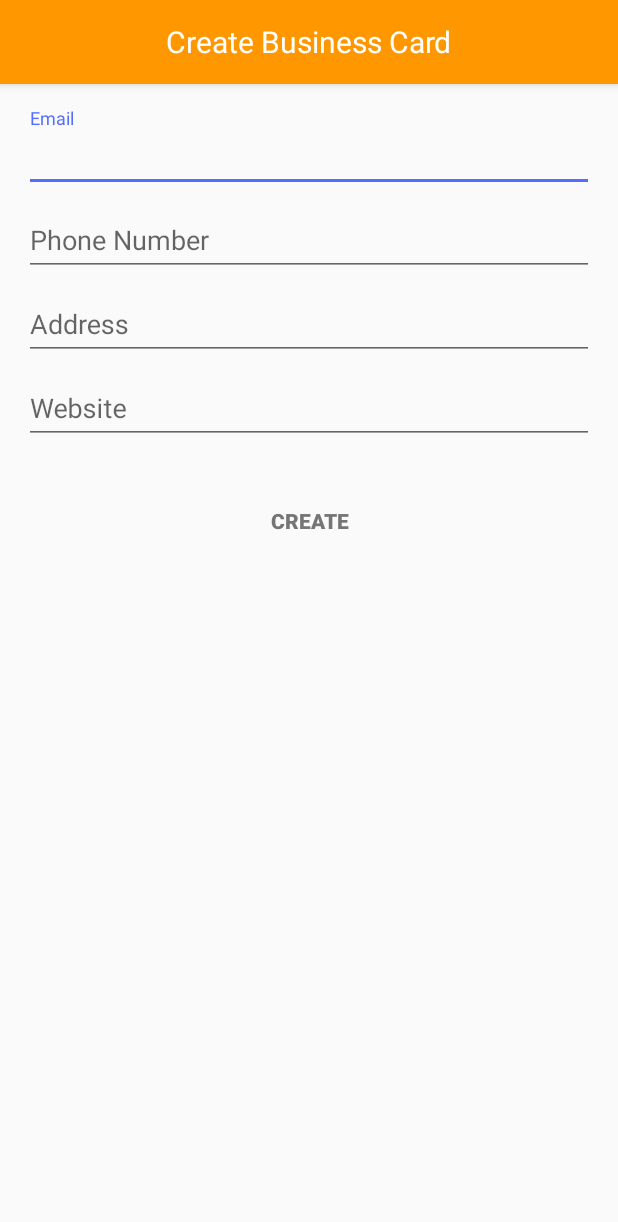
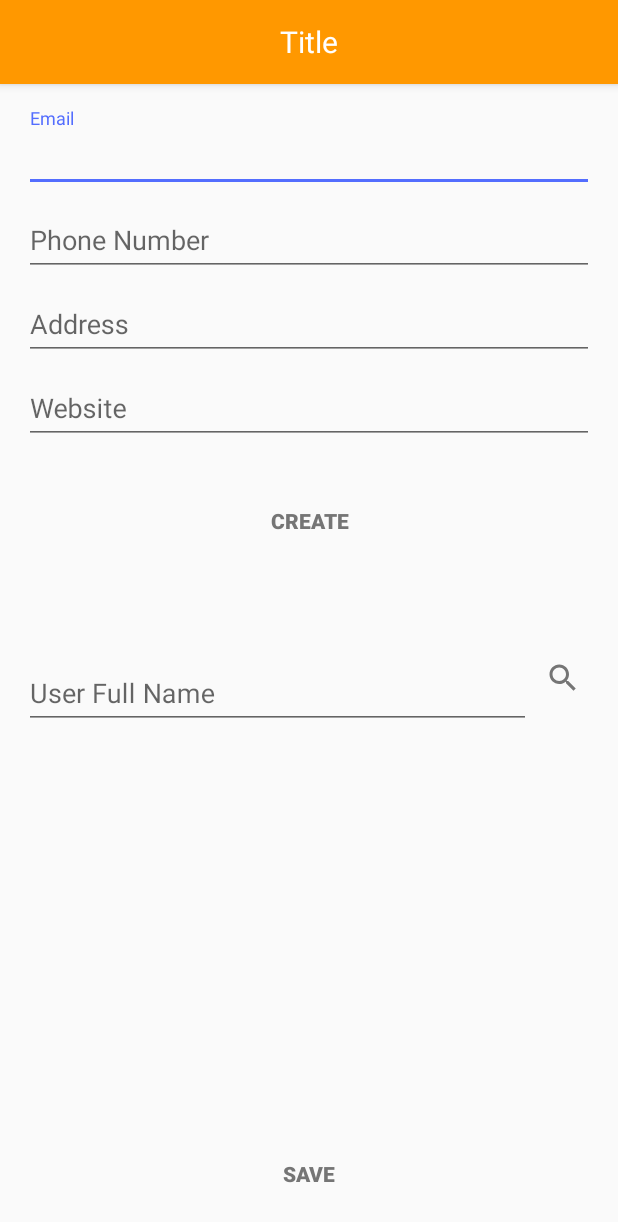
Before and after one commit to konstantinosraptis91/business-card-wallet, an Android app: the BusinessCardActivity screen opened directly, with no data from a screen before it, on a phone screen of 412 x 824 dp. Shown: the top 1222 px of the screen. Run offline under Robolectric (Android 15) with nearby library versions, the phone set to English and light mode, and no system bars; libraries missing offline, so code that uses them is left out: io.realm; 4 statements that could not run were skipped.

Commit message:
search business card by user name implemented

```diff
--- a/app/src/main/java/gr/bcw/business_card_wallet/adapter/BusinessCardAdapter.java
+++ b/app/src/main/java/gr/bcw/business_card_wallet/adapter/BusinessCardAdapter.java
@@ -38,7 +38,7 @@ public class BusinessCardAdapter extends ArrayAdapter<BusinessCard> {
     private Context context;
 
     public enum CardType {
-        MY_BUSINESS_CARD, ADDED_BUSINESS_CARD
+        MY_BUSINESS_CARD, ADDED_BUSINESS_CARD, SEARCH_BUSINESS_CARD
     }
 
     private final CardType type;
@@ -105,6 +105,8 @@ public class BusinessCardAdapter extends ArrayAdapter<BusinessCard> {
                         deleteEntryTask.execute(new WalletEntryWebServiceImpl());
                     }
                 });
+                break;
+            case SEARCH_BUSINESS_CARD:
                 break;
         }
 
--- a/app/src/main/java/gr/bcw/business_card_wallet/fragment/CreateBusinessCardFragment.java
+++ b/app/src/main/java/gr/bcw/business_card_wallet/fragment/CreateBusinessCardFragment.java
@@ -74,7 +74,7 @@ public class CreateBusinessCardFragment extends Fragment {
 
         // Change action button text
         Button createBtn = (Button) view.findViewById(R.id.button_action);
-        createBtn.setText(R.string.button_action_create_business_card);
+        createBtn.setText(R.string.button_action_create);
 
         createBtn.setOnClickListener(new View.OnClickListener() {
             @Override
--- a/app/src/main/java/gr/bcw/business_card_wallet/fragment/UpdateUserFragment.java
+++ b/app/src/main/java/gr/bcw/business_card_wallet/fragment/UpdateUserFragment.java
@@ -84,7 +84,7 @@ public class UpdateUserFragment extends Fragment {
 
         // Change action button text
         Button updateBtn = (Button) view.findViewById(R.id.button_action);
-        updateBtn.setText(R.string.button_action_update_user);
+        updateBtn.setText(R.string.button_action_save);
 
         updateBtn.setOnClickListener(new View.OnClickListener() {
             @Override
--- a/app/src/main/java/gr/bcw/business_card_wallet/webservice/BusinessCardWebService.java
+++ b/app/src/main/java/gr/bcw/business_card_wallet/webservice/BusinessCardWebService.java
@@ -19,6 +19,8 @@ public interface BusinessCardWebService extends WebService {
 
     List<BusinessCard> findByUserId(long id, String token) throws WebServiceException;
 
+    List<BusinessCard> findByUserName(String firstName, String lastName) throws WebServiceException;
+
     void deleteBusinessCardById(long id, String token) throws WebServiceException;
 
 }
--- a/app/src/main/res/layout/activity_business_card.xml
+++ b/app/src/main/res/layout/activity_business_card.xml
@@ -8,6 +8,13 @@
         android:id="@+id/create_business_card_fragment_1"
         class="gr.bcw.business_card_wallet.fragment.CreateBusinessCardFragment"
         android:layout_width="match_parent"
-        android:layout_height="wrap_content" />
+        android:layout_height="wrap_content"
+        />
+
+    <fragment
+        android:id="@+id/search_business_card_fragment_1"
+        class="gr.bcw.business_card_wallet.fragment.SearchBusinessCardFragment"
+        android:layout_width="match_parent"
+        android:layout_height="wrap_content"/>
 
 </LinearLayout>
--- /dev/null
+++ b/app/src/main/res/layout/fragment_search_business_card.xml
@@ -0,0 +1,88 @@
+<?xml version="1.0" encoding="utf-8"?>
+<RelativeLayout xmlns:android="http://schemas.android.com/apk/res/android"
+    android:layout_width="match_parent"
+    android:layout_height="match_parent"
+    android:gravity="center_horizontal"
+    android:paddingBottom="@dimen/activity_vertical_margin"
+    android:paddingLeft="@dimen/activity_horizontal_margin"
+    android:paddingRight="@dimen/activity_horizontal_margin"
+    android:paddingTop="@dimen/activity_vertical_margin">
+
+    <ProgressBar
+        android:id="@+id/progress"
+        style="?android:attr/progressBarStyleLarge"
+        android:layout_width="wrap_content"
+        android:layout_height="wrap_content"
+        android:layout_marginBottom="8dp"
+        android:visibility="gone" />
+
+    <LinearLayout
+        android:id="@+id/search_business_card_wrapper"
+        android:layout_width="match_parent"
+        android:layout_height="wrap_content"
+        android:layout_alignBottom="@+id/progress"
+        android:orientation="vertical">
+
+        <LinearLayout
+            android:layout_width="match_parent"
+            android:layout_height="wrap_content"
+            android:orientation="horizontal"
+            android:weightSum="8">
+
+            <android.support.design.widget.TextInputLayout
+                android:layout_width="match_parent"
+                android:layout_height="wrap_content"
+                android:layout_weight="7">
+
+                <EditText
+                    android:id="@+id/name_editText"
+                    android:layout_width="match_parent"
+                    android:layout_height="wrap_content"
+                    android:hint="@string/prompt_user_name"
+                    android:inputType="text"
+                    android:maxLines="1"
+                    android:textColor="@color/colorPrimaryText" />
+
+            </android.support.design.widget.TextInputLayout>
+
+            <ImageButton
+                android:id="@+id/search_button"
+                android:layout_width="wrap_content"
+                android:layout_height="wrap_content"
+                android:layout_weight="1"
+                android:backgroundTint="@android:color/transparent"
+                android:src="@drawable/ic_search"
+                android:tint="@color/colorSecondaryText" />
+
+        </LinearLayout>
+
+        <ListView
+            android:id="@+id/businessCardsListView"
+            android:layout_width="match_parent"
+            android:layout_height="wrap_content"
+            android:divider="@null"
+            android:dividerHeight="0dp" />
+
+    </LinearLayout>
+
+    <RelativeLayout
+        android:layout_width="match_parent"
+        android:layout_height="wrap_content"
+        android:layout_alignParentBottom="true">
+
+        <Button
+            android:id="@+id/button_action"
+            android:layout_width="wrap_content"
+            android:layout_height="wrap_content"
+            android:layout_centerInParent="true"
+            android:background="@android:color/transparent"
+            android:gravity="center"
+            android:paddingBottom="16dp"
+            android:paddingTop="16dp"
+            android:text="@string/button_action_text"
+            android:textColor="@color/colorSecondaryText"
+            android:textStyle="bold" />
+
+    </RelativeLayout>
+
+</RelativeLayout>
--- a/app/src/main/res/values/strings.xml
+++ b/app/src/main/res/values/strings.xml
@@ -8,6 +8,7 @@
     <string name="prompt_password_again">Password (Again)</string>
     <string name="prompt_firstName">First Name</string>
     <string name="prompt_lastName">Last Name</string>
+    <string name="prompt_user_name">User Full Name</string>
     <string name="action_sign_in">Sign in or register</string>
     <string name="action_settings">settings</string>
     <string name="error_invalid_email">This email address is invalid</string>
@@ -18,6 +19,7 @@
     <string name="permission_rationale">"Contacts permissions are needed for providing email completions."</string>
     <string name="error_passwords_not_match">Passwords Not Match</string>
     <string name="error_invalid_card_id">Card ID Should be a Decimal Number</string>
+    <string name="error_invalid_name">Full Name Needed</string>
 
     <!-- Actions -->
     <string name="action_sign_in_short">SIGN IN</string>
@@ -31,6 +33,7 @@
     <string name="action_bar_settings_title">Settings</string>
     <string name="action_bar_update_user_title">Update User</string>
     <string name="action_bar_create_business_card_title">Create Business Card</string>
+    <string name="action_bar_search_business_card_title">Search Business Card</string>
 
     <!-- Business Card -->
     <string name="text_view_bc_name">John Smith</string>
@@ -58,8 +61,8 @@
     <string name="button_action_text">Button Action</string>
 
     <!-- Button Values -->
-    <string name="button_action_update_user">Save</string>
-    <string name="button_action_create_business_card">Create</string>
+    <string name="button_action_save">Save</string>
+    <string name="button_action_create">Create</string>
 
     <!-- Unique Tags -->
     <string name="my_business_card_fragment_tag">myBusinessCardFragmentTag</string>
```
Also changed, not shown: app/src/main/java/gr/bcw/business_card_wallet/activity/BusinessCardActivity.java (+58 -1 lines), app/src/main/java/gr/bcw/business_card_wallet/activity/MainActivity.java (+12 -7 lines), app/src/main/java/gr/bcw/business_card_wallet/fragment/SearchBusinessCardFragment.java (added, +245 -0 lines), app/src/main/java/gr/bcw/business_card_wallet/webservice/BusinessCardWebServiceImpl.java (+49 -2 lines).
